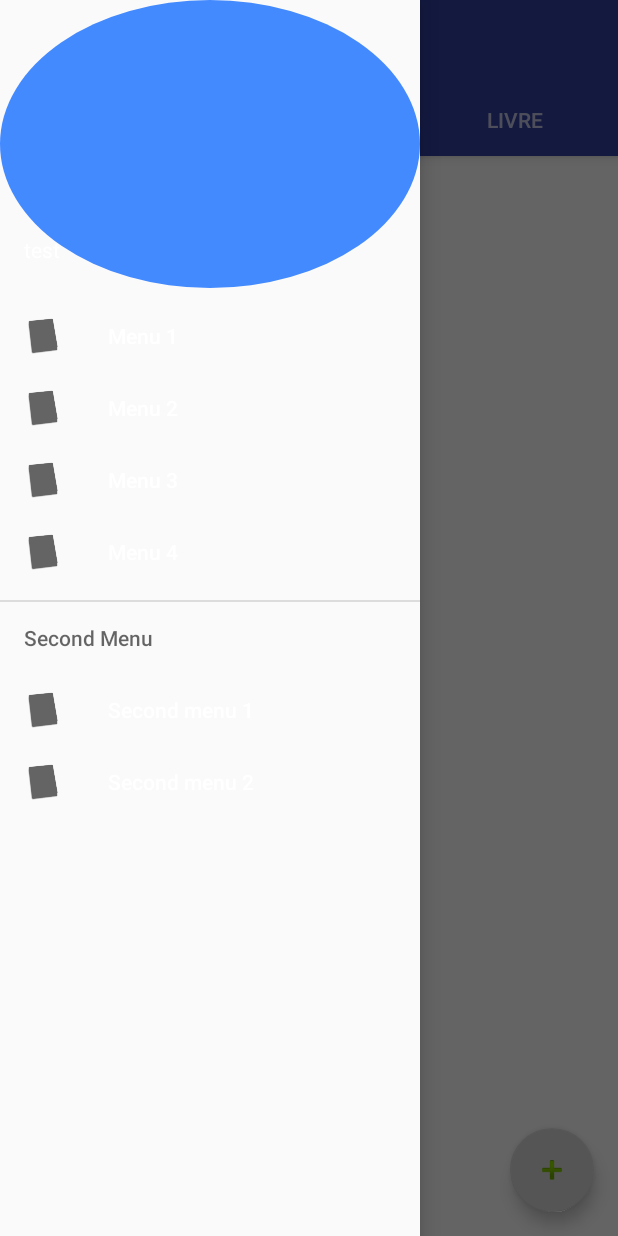
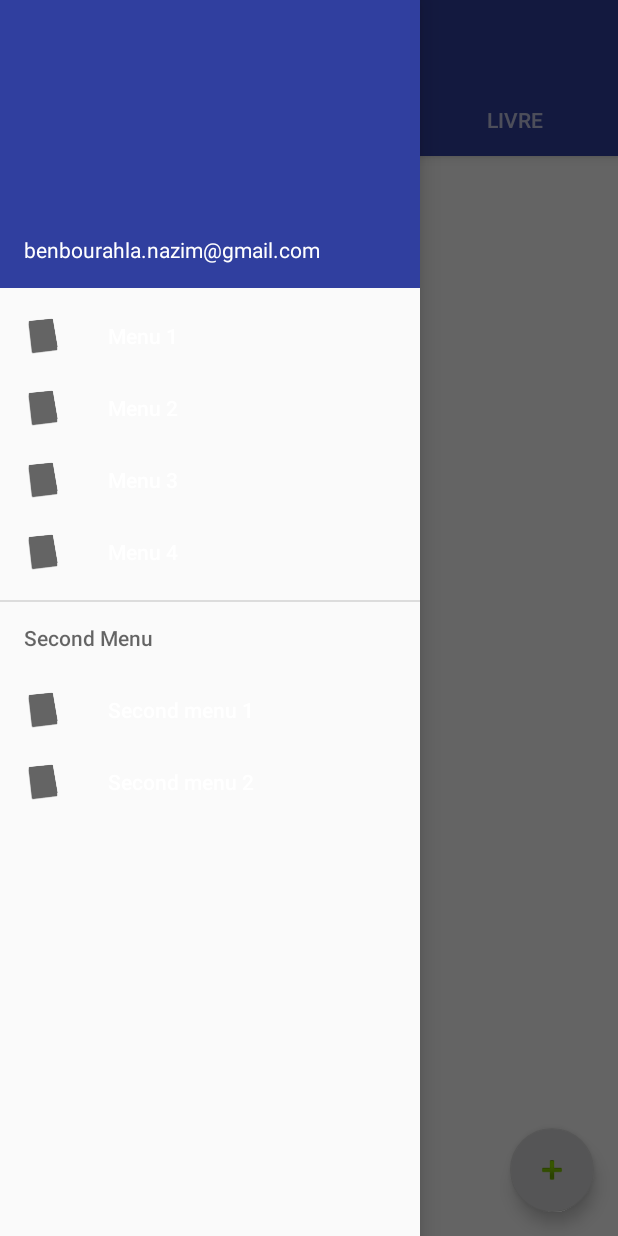
Before and after one commit to nbenbourahla-zz/LibraryReminder, an Android app: the screen it shows after launch (HomeActivity), with the side drawer open, on a phone screen of 412 x 824 dp. Run offline under Robolectric (Android 15) with nearby library versions, the phone set to English and light mode, and no system bars; libraries missing offline, so code that uses them is left out: com.activeandroid, com.activeandroid.app, com.activeandroid.query, com.github.florent37.materialviewpager; 4 statements that could not run were skipped.

Commit message:
Delete unused code

```diff
--- a/app/src/main/java/android/nazim/app/libraryreminder/HomeActivity.java
+++ b/app/src/main/java/android/nazim/app/libraryreminder/HomeActivity.java
@@ -33,18 +33,11 @@ public class HomeActivity extends ActionBarActivity {
     private ViewPager mViewPager;
     private ActionBarDrawerToggle mDrawerToggle;
     private Toolbar toolbar;
-    private View headerLogo;
-    private ImageView headerLogoContent;
 
     @Override
     protected void onCreate(Bundle savedInstanceState) {
         super.onCreate(savedInstanceState);
         setContentView(R.layout.activity_home);
-
-        setTitle("");
-
-        headerLogo = findViewById(R.id.headerLogo);
-        headerLogoContent = (ImageView) findViewById(R.id.headerLogoContent);
 
         mViewPager = (ViewPager) findViewById(R.id.viewpager);
 
@@ -68,54 +61,11 @@ public class HomeActivity extends ActionBarActivity {
         mDrawerToggle = new ActionBarDrawerToggle(this, mDrawer, 0, 0);
         mDrawer.setDrawerListener(mDrawerToggle);
 
-
         mViewPager.setAdapter(new FragmentStatePagerAdapter(getSupportFragmentManager()) {
-
-            int oldPosition = -1;
 
             @Override
             public Fragment getItem(int position) {
-                //switch (position) {
-                //case 0:
-                //    return RecyclerViewFragment.newInstance();
-//                    case 1:
                 return TvShowFragmentList.newInstance();
-                //case 2:
-                //    return WebViewFragment.newInstance();
-                //                  default:
-                //                    return ScrollFragment.newInstance();
-                //}
-            }
-
-            @Override
-            public void setPrimaryItem(ViewGroup container, int position, Object object) {
-                super.setPrimaryItem(container, position, object);
-
-                //only if position changed
-                if (position == oldPosition)
-                    return;
-                oldPosition = position;
-
-                int color = 0;
-                Drawable drawable = null;
-                switch (position) {
-                    case 0:
-                        drawable = getResources().getDrawable(R.drawable.tv_show);
-                        color = getResources().getColor(R.color.blue);
-                        break;
-                    case 1:
-                        drawable = getResources().getDrawable(R.drawable.movie);
-                        color = getResources().getColor(R.color.green);
-                        break;
-                    case 2:
-                        drawable = getResources().getDrawable(R.drawable.book);
-                        color = getResources().getColor(R.color.cyan);
-                        break;
-                }
-
-                final int fadeDuration = 400;
-                //toggleLogo(drawable, color, fadeDuration);
-                //mViewPager.setColor(color, fadeDuration);
             }
 
             @Override
@@ -136,13 +86,9 @@ public class HomeActivity extends ActionBarActivity {
                 return "";
             }
         });
-        //mViewPager.getViewPager().setOffscreenPageLimit(mViewPager.getViewPager().getAdapter().getCount());
-        //mViewPager.setViewPager(mViewPager.getViewPager());
-
         mViewPager.setCurrentItem(0);
 
         TabLayout tabLayout = (TabLayout) findViewById(R.id.tabs);
-//indique au tablayout quel est le viewpager à écouter
         tabLayout.setupWithViewPager(mViewPager);
     }
 
--- a/app/src/main/res/layout/navigation_view_header.xml
+++ b/app/src/main/res/layout/navigation_view_header.xml
@@ -2,7 +2,7 @@
 <FrameLayout xmlns:android="http://schemas.android.com/apk/res/android"
     android:layout_width="match_parent"
     android:layout_height="192dp"
-    android:background="@drawable/circle"
+    android:background="@color/blue"
     android:theme="@style/ThemeOverlay.AppCompat.Dark"
     >
 
@@ -11,7 +11,7 @@
         android:layout_height="wrap_content"
         android:padding="16dp"
         android:layout_gravity="bottom"
-        android:text="test"
+        android:text="benbourahla.nazim@gmail.com"
         android:textAppearance="@style/TextAppearance.AppCompat.Body1"/>
 
 </FrameLayout>
```
